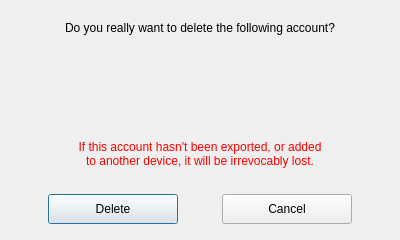
This is deleteaccountdialog.ui in savoirfairelinux/jami-client-windows as Qt 5 draws it before an edit. The edited form follows.
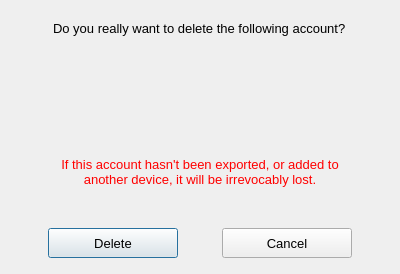
This is the edited form.

The edit to the form file:
```diff
--- a/deleteaccountdialog.ui
+++ b/deleteaccountdialog.ui
@@ -10,7 +10,7 @@
     <x>0</x>
     <y>0</y>
     <width>400</width>
-    <height>240</height>
+    <height>274</height>
    </rect>
   </property>
   <property name="sizePolicy">
@@ -22,13 +22,13 @@
   <property name="minimumSize">
    <size>
     <width>400</width>
-    <height>240</height>
+    <height>274</height>
    </size>
   </property>
   <property name="maximumSize">
    <size>
     <width>400</width>
-    <height>240</height>
+    <height>274</height>
    </size>
   </property>
   <property name="windowTitle">
@@ -48,7 +48,7 @@
      </property>
      <property name="font">
       <font>
-       <pointsize>9</pointsize>
+       <pointsize>10</pointsize>
       </font>
      </property>
      <property name="text">
@@ -61,7 +61,7 @@
      <property name="minimumSize">
       <size>
        <width>30</width>
-       <height>0</height>
+       <height>30</height>
       </size>
      </property>
      <property name="font">
@@ -84,13 +84,13 @@
      <property name="minimumSize">
       <size>
        <width>20</width>
-       <height>0</height>
+       <height>30</height>
       </size>
      </property>
      <property name="font">
       <font>
        <family>MS Sans Serif</family>
-       <pointsize>7</pointsize>
+       <pointsize>10</pointsize>
        <italic>false</italic>
       </font>
      </property>
@@ -128,13 +128,13 @@
      </property>
      <property name="minimumSize">
       <size>
-       <width>250</width>
-       <height>0</height>
+       <width>300</width>
+       <height>60</height>
       </size>
      </property>
      <property name="font">
       <font>
-       <pointsize>9</pointsize>
+       <pointsize>10</pointsize>
       </font>
      </property>
      <property name="styleSheet">
@@ -219,7 +219,7 @@
        </property>
        <property name="font">
         <font>
-         <pointsize>9</pointsize>
+         <pointsize>10</pointsize>
         </font>
        </property>
        <property name="toolTip">
@@ -262,7 +262,7 @@
        </property>
        <property name="font">
         <font>
-         <pointsize>9</pointsize>
+         <pointsize>10</pointsize>
         </font>
        </property>
        <property name="toolTip">
```
